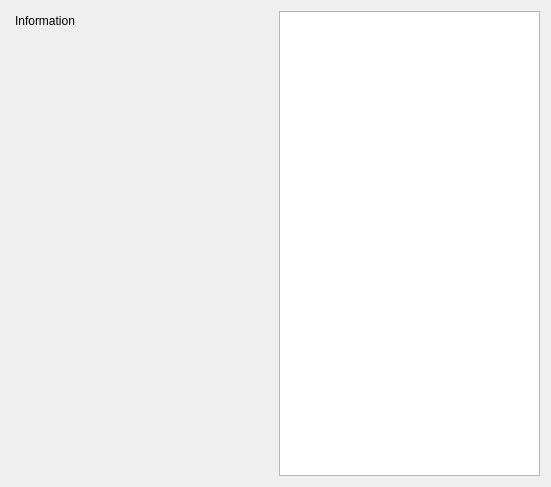
The window that src/isotopedialog.ui (KDE/kalzium) describes before a commit, drawn with Qt 5.
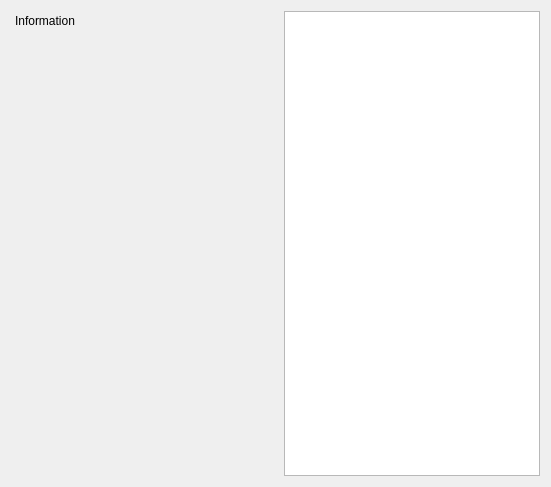
The same window after the commit. Custom widgets are drawn as their Qt base class.

```diff
--- a/src/isotopedialog.ui
+++ b/src/isotopedialog.ui
@@ -10,15 +10,14 @@
    </rect>
   </property>
   <layout class="QGridLayout" >
-   <item row="0" column="1" >
-    <widget class="IsotopeView" name="gv" >
-     <property name="dragMode" >
-      <enum>QGraphicsView::ScrollHandDrag</enum>
-     </property>
-    </widget>
-   </item>
    <item row="0" column="0" >
     <widget class="QDockWidget" name="dockWidget" >
+     <property name="sizePolicy" >
+      <sizepolicy vsizetype="Preferred" hsizetype="Minimum" >
+       <horstretch>0</horstretch>
+       <verstretch>0</verstretch>
+      </sizepolicy>
+     </property>
      <property name="minimumSize" >
       <size>
        <width>100</width>
@@ -35,6 +34,12 @@
       <layout class="QGridLayout" >
        <item row="0" column="0" >
         <widget class="QLabel" name="label" >
+         <property name="sizePolicy" >
+          <sizepolicy vsizetype="Preferred" hsizetype="Minimum" >
+           <horstretch>0</horstretch>
+           <verstretch>0</verstretch>
+          </sizepolicy>
+         </property>
          <property name="text" >
           <string/>
          </property>
@@ -53,6 +58,19 @@
      </widget>
     </widget>
    </item>
+   <item row="0" column="1" >
+    <widget class="IsotopeView" name="gv" >
+     <property name="sizePolicy" >
+      <sizepolicy vsizetype="Expanding" hsizetype="Maximum" >
+       <horstretch>0</horstretch>
+       <verstretch>0</verstretch>
+      </sizepolicy>
+     </property>
+     <property name="dragMode" >
+      <enum>QGraphicsView::ScrollHandDrag</enum>
+     </property>
+    </widget>
+   </item>
   </layout>
  </widget>
  <customwidgets>
```
